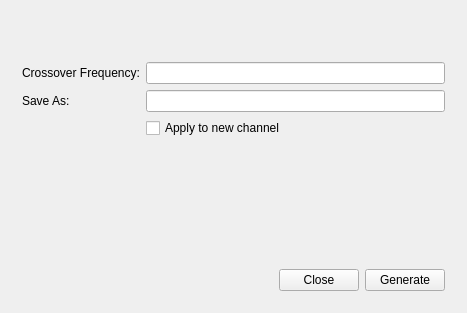
First picture: the form in Application/MainWindow.ui, repository Terrabits/JoinCal, before the edit.
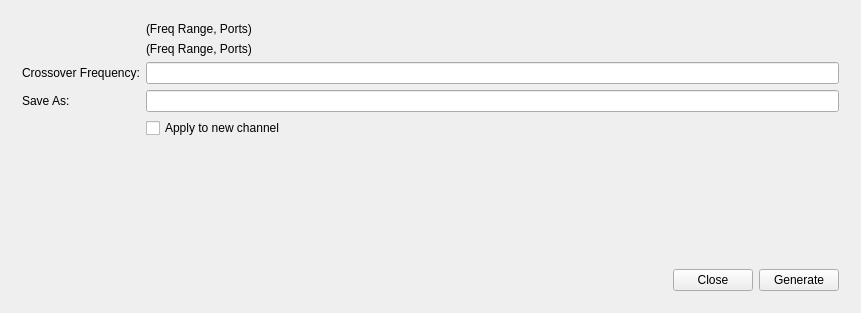
Second picture: the form after the edit. Icons and pictures are not drawn. Custom widgets are drawn as their Qt base class.

Diff of the .ui file:
```diff
--- a/Application/MainWindow.ui
+++ b/Application/MainWindow.ui
@@ -6,7 +6,7 @@
    <rect>
     <x>0</x>
     <y>0</y>
-    <width>467</width>
+    <width>861</width>
     <height>313</height>
    </rect>
   </property>
@@ -31,14 +31,14 @@
        <item row="0" column="1">
         <widget class="QLabel" name="summary1">
          <property name="text">
-          <string/>
+          <string>(Freq Range, Ports)</string>
          </property>
         </widget>
        </item>
        <item row="1" column="1">
         <widget class="QLabel" name="summary2">
          <property name="text">
-          <string/>
+          <string>(Freq Range, Ports)</string>
          </property>
         </widget>
        </item>
```
Left out of the diff: 18 changed lines with no effect on the pictures.
